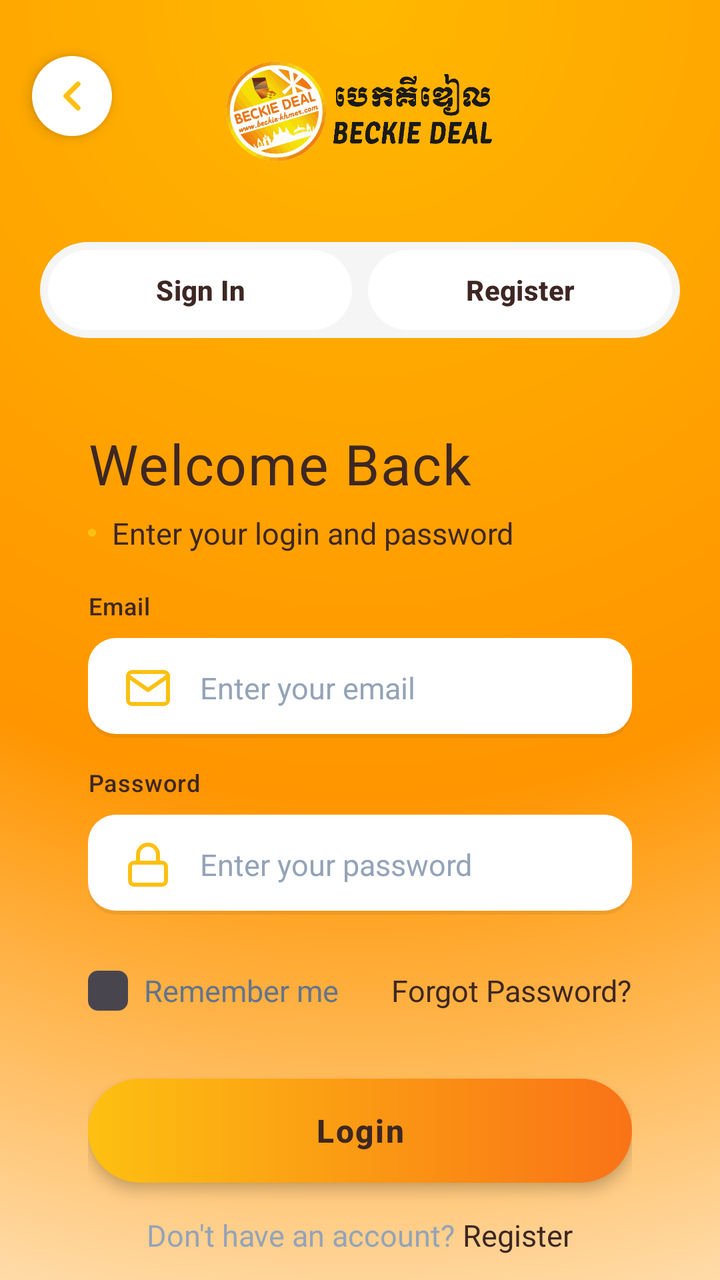
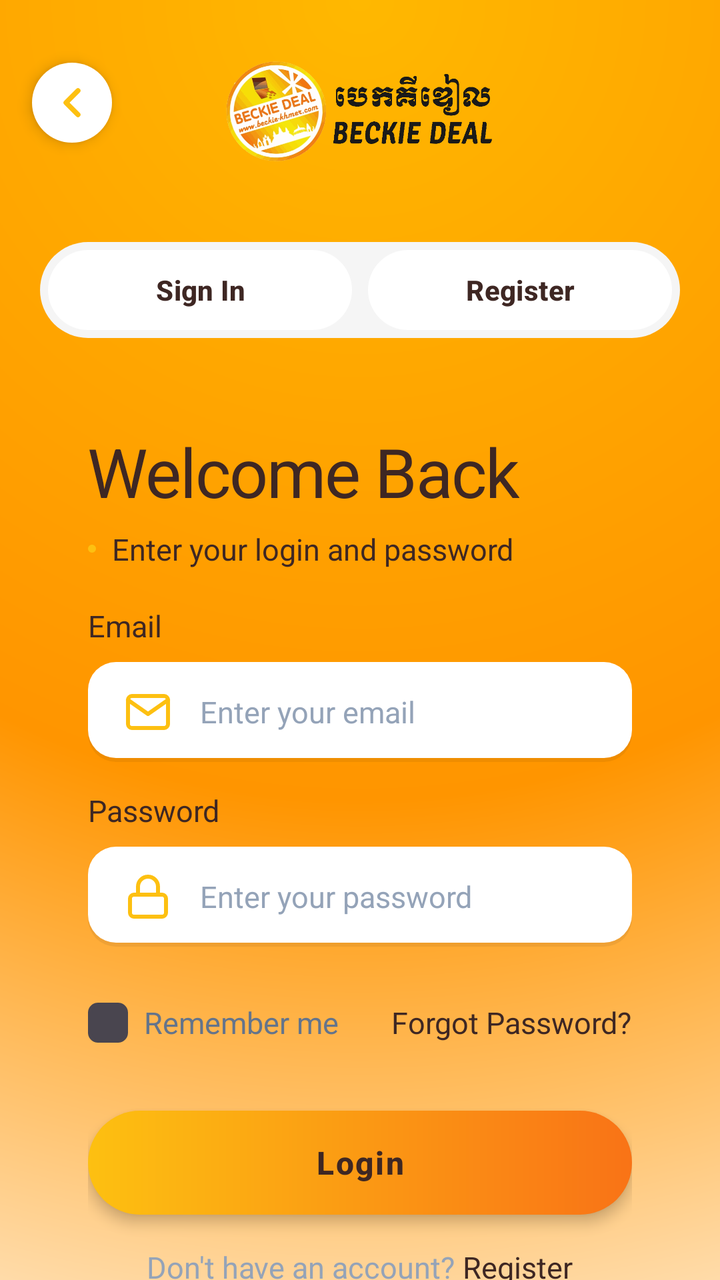

An Android layout rendered at two revisions. The XML below is the earlier revision; the diff shows what the commit changed to produce the second picture.
<!-- AndroidManifest.xml: application theme Theme.BeckieDealApp -->
<!-- res/layout/activity_login.xml -->
﻿<?xml version="1.0" encoding="utf-8"?>
<androidx.constraintlayout.widget.ConstraintLayout xmlns:android="http://schemas.android.com/apk/res/android"
    xmlns:app="http://schemas.android.com/apk/res-auto"
    xmlns:tools="http://schemas.android.com/tools"
    android:layout_width="match_parent"
    android:layout_height="match_parent"
    android:background="@drawable/login_radial_gradient_bg"
    android:fitsSystemWindows="true"
    tools:context=".LoginActivity">

    <androidx.core.widget.NestedScrollView
        android:layout_width="match_parent"
        android:layout_height="match_parent"
        android:fillViewport="true"
        android:overScrollMode="never">

        <LinearLayout
            android:layout_width="match_parent"
            android:layout_height="wrap_content"
            android:orientation="vertical">

            
            <FrameLayout
                android:id="@+id/loginHeaderWave"
                android:layout_width="match_parent"
                android:layout_height="wrap_content"
                android:paddingTop="20dp"
                android:paddingBottom="20dp">

                
                <ImageView
                    android:id="@+id/backButton"
                    android:layout_width="40dp"
                    android:layout_height="40dp"
                    android:layout_gravity="start|top"
                    android:layout_marginStart="16dp"
                    android:layout_marginTop="8dp"
                    android:padding="8dp"
                    android:src="@drawable/ic_arrow_left"
                    android:contentDescription="Back"
                    android:background="@drawable/login_logo_circle_bg"
                    android:elevation="4dp"
                    app:tint="@color/primary" />

                
                <LinearLayout
                    android:layout_width="wrap_content"
                    android:layout_height="wrap_content"
                    android:layout_gravity="center_horizontal"
                    android:layout_marginTop="8dp"
                    android:orientation="vertical">

                    <ImageView
                        android:layout_width="150dp"
                        android:layout_height="55dp"
                        android:layout_gravity="center_horizontal"
                        android:src="@drawable/logo_light"
                        android:scaleType="fitCenter"
                        android:contentDescription="Beckie Deal Logo" />

                </LinearLayout>

            </FrameLayout>

            
            <LinearLayout
                android:layout_width="match_parent"
                android:layout_height="wrap_content"
                android:layout_gravity="center_horizontal"
                android:layout_marginTop="18dp"
                android:layout_marginBottom="20dp"
                android:layout_marginHorizontal="20dp"
                android:background="@drawable/button_toggle_container_bg"
                android:orientation="horizontal"
                android:padding="4dp">

                
                <androidx.appcompat.widget.AppCompatButton
                    android:id="@+id/signInToggle"
                    android:layout_width="0dp"
                    android:layout_height="40dp"
                    android:layout_weight="1"
                    android:layout_marginEnd="4dp"
                    android:background="@drawable/button_toggle_signin_selector"
                    app:backgroundTint="@null"
                    android:text="Sign In"
                    android:textColor="@color/button_toggle_text_color"
                    android:textSize="14sp"
                    android:textStyle="bold"
                    android:stateListAnimator="@null" />

                
                <androidx.appcompat.widget.AppCompatButton
                    android:id="@+id/registerToggle"
                    android:layout_width="0dp"
                    android:layout_height="40dp"
                    android:layout_weight="1"
                    android:layout_marginStart="4dp"
                    android:background="@drawable/button_toggle_register_selector"
                    app:backgroundTint="@null"
                    android:text="Register"
                    android:textColor="@color/button_toggle_text_color"
                    android:textSize="14sp"
                    android:textStyle="bold"
                    android:stateListAnimator="@null" />

            </LinearLayout>

            
            <FrameLayout
                android:id="@+id/formContainer"
                android:layout_width="match_parent"
                android:layout_height="wrap_content"
                android:paddingHorizontal="20dp"
                android:paddingBottom="16dp">

                
                <LinearLayout
                    android:id="@+id/loginFormSection"
                    android:layout_width="match_parent"
                    android:layout_height="wrap_content"
                    android:orientation="vertical"
                    android:elevation="8dp"
                    android:paddingHorizontal="24dp"
                    android:paddingTop="24dp"
                    android:paddingBottom="24dp">

                    
                    <TextView
                        android:layout_width="wrap_content"
                        android:layout_height="wrap_content"
                        android:text="Welcome Back"
                        android:textAppearance="@style/TextAppearance.App.ScreenTitle"
                        android:textColor="@color/dark_brown"
                        android:letterSpacing="0.02" />

                    
                    <LinearLayout
                        android:layout_width="wrap_content"
                        android:layout_height="wrap_content"
                        android:layout_marginTop="6dp"
                        android:gravity="center_vertical"
                        android:orientation="horizontal">

                        <View
                            android:layout_width="4dp"
                            android:layout_height="4dp"
                            android:background="@drawable/login_logo_circle_bg"
                            android:backgroundTint="@color/primary" />

                        <TextView
                            android:layout_width="wrap_content"
                            android:layout_height="wrap_content"
                            android:layout_marginStart="8dp"
                            android:text="Enter your login and password"
                            android:textAppearance="@style/TextAppearance.App.Body"
                            android:textColor="@color/dark_brown" />
                    </LinearLayout>

                    
                    <TextView
                        android:layout_width="wrap_content"
                        android:layout_height="wrap_content"
                        android:layout_marginTop="18dp"
                        android:text="Email"
                        android:textAppearance="@style/TextAppearance.App.Label"
                        android:textAllCaps="false"
                        android:textColor="@color/dark_brown"
                        android:letterSpacing="0.03" />

                    <EditText
                        android:id="@+id/emailInput"
                        android:layout_width="match_parent"
                        android:layout_height="50dp"
                        android:layout_marginTop="8dp"
                        android:background="@drawable/login_input_background_white"
                        android:drawableStart="@drawable/ic_email"
                        android:drawableTint="@color/primary"
                        android:drawablePadding="14dp"
                        android:hint="Enter your email"
                        android:inputType="textEmailAddress"
                        android:paddingHorizontal="18dp"
                        android:textAppearance="@style/TextAppearance.App.CardProductName"
                        android:textColorHint="@color/text_muted" />

                    
                    <TextView
                        android:layout_width="wrap_content"
                        android:layout_height="wrap_content"
                        android:layout_marginTop="14dp"
                        android:text="Password"
                        android:textAppearance="@style/TextAppearance.App.Label"
                        android:textAllCaps="false"
                        android:textColor="@color/dark_brown"
                        android:letterSpacing="0.03" />

                    <EditText
                        android:id="@+id/passwordInput"
                        android:layout_width="match_parent"
                        android:layout_height="50dp"
                        android:layout_marginTop="8dp"
                        android:background="@drawable/login_input_background_white"
                        android:drawableStart="@drawable/ic_lock"
                        android:drawableTint="@color/primary"
                        android:drawablePadding="14dp"
                        android:hint="Enter your password"
                        android:inputType="textPassword"
                        android:paddingHorizontal="18dp"
                        android:textAppearance="@style/TextAppearance.App.CardProductName"
                        android:textColorHint="@color/text_muted" />

                    
                    <LinearLayout
                        android:layout_width="match_parent"
                        android:layout_height="wrap_content"
                        android:layout_marginTop="14dp"
                        android:gravity="center_vertical"
                        android:orientation="horizontal">

                        <CheckBox
                            android:id="@+id/rememberMe"
                            android:layout_width="wrap_content"
                            android:layout_height="wrap_content"
                            android:button="@drawable/login_checkbox_selector"
                            android:paddingStart="8dp"
                            android:text="Remember me"
                            android:textAppearance="@style/TextAppearance.App.Body"
                            android:textColor="@color/text_secondary" />

                        <View
                            android:layout_width="0dp"
                            android:layout_height="0dp"
                            android:layout_weight="1" />

                        <TextView
                            android:id="@+id/forgotPassword"
                            android:layout_width="wrap_content"
                            android:layout_height="wrap_content"
                            android:text="Forgot Password?"
                            android:textAppearance="@style/TextAppearance.App.CardPrice"
                            android:textColor="@color/dark_brown" />

                    </LinearLayout>

                    
                    <androidx.appcompat.widget.AppCompatButton
                        android:id="@+id/loginButton"
                        android:layout_width="match_parent"
                        android:layout_height="52dp"
                        android:layout_marginTop="20dp"
                        android:background="@drawable/login_button_rounded_bg"
                        app:backgroundTint="@null"
                        android:text="Login"
                        android:textAllCaps="false"
                        android:textColor="@color/dark_brown"
                        android:textSize="16sp"
                        android:textStyle="bold"
                        android:letterSpacing="0.05"
                        android:elevation="4dp"
                        android:stateListAnimator="@null" />

                    
                    <LinearLayout
                        android:layout_width="wrap_content"
                        android:layout_height="wrap_content"
                        android:layout_gravity="center"
                        android:layout_marginTop="16dp"
                        android:orientation="horizontal">

                        <TextView
                            android:layout_width="wrap_content"
                            android:layout_height="wrap_content"
                            android:text="Don't have an account? "
                            android:textAppearance="@style/TextAppearance.App.Body"
                            android:textColor="@color/text_muted" />

                        <TextView
                            android:id="@+id/registerLink"
                            android:layout_width="wrap_content"
                            android:layout_height="wrap_content"
                            android:text="Register"
                            android:textAppearance="@style/TextAppearance.App.CardPrice"
                            android:textColor="@color/dark_brown" />

                    </LinearLayout>

                </LinearLayout>

                
                <LinearLayout
                    android:id="@+id/registerFormSection"
                    android:layout_width="match_parent"
                    android:layout_height="wrap_content"
                    android:orientation="vertical"
                    android:elevation="8dp"
                    android:paddingHorizontal="24dp"
                    android:paddingTop="24dp"
                    android:paddingBottom="24dp"
                    android:visibility="gone">

                    
                    <TextView
                        android:layout_width="wrap_content"
                        android:layout_height="wrap_content"
                        android:text="Create Account"
                        android:textAppearance="@style/TextAppearance.App.ScreenTitle"
                        android:textColor="@color/dark_brown"
                        android:letterSpacing="0.02" />

                    
                    <TextView
                        android:layout_width="wrap_content"
                        android:layout_height="wrap_content"
                        android:layout_marginTop="6dp"
                        android:text="Join us to get the best deals"
                        android:textAppearance="@style/TextAppearance.App.Body"
                        android:textColor="@color/dark_brown" />

                    
                    <TextView
                        android:layout_width="wrap_content"
                        android:layout_height="wrap_content"
                        android:layout_marginTop="18dp"
                        android:text="Full Name"
                        android:textAppearance="@style/TextAppearance.App.Label"
                        android:textColor="@color/dark_brown" />

                    <EditText
                        android:id="@+id/nameInput"
                        android:layout_width="match_parent"
                        android:layout_height="50dp"
                        android:layout_marginTop="8dp"
                        android:background="@drawable/login_input_background_white"
                        android:drawableStart="@drawable/ic_account"
                        android:drawableTint="@color/primary"
                        android:drawablePadding="14dp"
                        android:hint="Enter your full name"
                        android:inputType="textPersonName"
                        android:paddingHorizontal="18dp" />

                    
                    <TextView
                        android:layout_width="wrap_content"
                        android:layout_height="wrap_content"
                        android:layout_marginTop="14dp"
                        android:text="Email"
                        android:textAppearance="@style/TextAppearance.App.Label"
                        android:textColor="@color/dark_brown" />

                    <EditText
                        android:id="@+id/regEmailInput"
                        android:layout_width="match_parent"
                        android:layout_height="50dp"
                        android:layout_marginTop="8dp"
                        android:background="@drawable/login_input_background_white"
                        android:drawableStart="@drawable/ic_email"
                        android:drawableTint="@color/primary"
                        android:drawablePadding="14dp"
                        android:hint="Enter your email"
                        android:inputType="textEmailAddress"
                        android:paddingHorizontal="18dp" />

                    
                    <TextView
                        android:layout_width="wrap_content"
                        android:layout_height="wrap_content"
                        android:layout_marginTop="14dp"
                        android:text="Password"
                        android:textAppearance="@style/TextAppearance.App.Label"
                        android:textColor="@color/dark_brown" />

                    <EditText
                        android:id="@+id/regPasswordInput"
                        android:layout_width="match_parent"
                        android:layout_height="50dp"
                        android:layout_marginTop="8dp"
                        android:background="@drawable/login_input_background_white"
                        android:drawableStart="@drawable/ic_lock"
                        android:drawableTint="@color/primary"
                        android:drawablePadding="14dp"
                        android:hint="Create a password"
                        android:inputType="textPassword"
                        android:paddingHorizontal="18dp" />

                    
                    <androidx.appcompat.widget.AppCompatButton
                        android:id="@+id/registerButton"
                        android:layout_width="match_parent"
                        android:layout_height="52dp"
                        android:layout_marginTop="24dp"
                        android:background="@drawable/login_button_rounded_bg"
                        app:backgroundTint="@null"
                        android:text="Sign Up"
                        android:textAllCaps="false"
                        android:textColor="@color/dark_brown"
                        android:textSize="16sp"
                        android:textStyle="bold"
                        android:letterSpacing="0.05"
                        android:elevation="4dp"
                        android:stateListAnimator="@null" />

                    
                    <LinearLayout
                        android:layout_width="wrap_content"
                        android:layout_height="wrap_content"
                        android:layout_gravity="center"
                        android:layout_marginTop="16dp"
                        android:orientation="horizontal">

                        <TextView
                            android:layout_width="wrap_content"
                            android:layout_height="wrap_content"
                            android:text="Already have an account? "
                            android:textAppearance="@style/TextAppearance.App.Body"
                            android:textColor="@color/text_muted" />

                        <TextView
                            android:id="@+id/loginLink"
                            android:layout_width="wrap_content"
                            android:layout_height="wrap_content"
                            android:text="Login"
                            android:textAppearance="@style/TextAppearance.App.CardPrice"
                            android:textColor="@color/dark_brown" />
                    </LinearLayout>
                </LinearLayout>
            </FrameLayout>

        </LinearLayout>
    </androidx.core.widget.NestedScrollView>

    <ProgressBar
        android:id="@+id/loginProgressBar"
        android:layout_width="wrap_content"
        android:layout_height="wrap_content"
        android:visibility="gone"
        android:elevation="10dp"
        app:layout_constraintBottom_toBottomOf="parent"
        app:layout_constraintEnd_toEndOf="parent"
        app:layout_constraintStart_toStartOf="parent"
        app:layout_constraintTop_toTopOf="parent" />

</androidx.constraintlayout.widget.ConstraintLayout>
<!-- resources referenced by this layout -->
<resources>
  <color name="dark_brown">#3E2723</color>
  <color name="primary">#FDC011</color>
  <color name="text_muted">#94A3B8</color>
  <color name="text_secondary">#64748B</color>
  <!-- drawable button_toggle_container_bg (drawable) -->
  <?xml version="1.0" encoding="utf-8"?>
  <shape xmlns:android="http://schemas.android.com/apk/res/android">
      <solid android:color="#F5F5F5" />
      <corners android:radius="28dp" />
  </shape>
  <!-- drawable login_logo_circle_bg (drawable) -->
  <?xml version="1.0" encoding="utf-8"?>
  <shape xmlns:android="http://schemas.android.com/apk/res/android"
      android:shape="oval">
      <solid android:color="@color/white_fixed" />
      <size
          android:width="100dp"
          android:height="100dp" />
  </shape>
  <style name="TextAppearance.App.CardPrice" parent="TextAppearance.Material3.BodyLarge">
          <item name="android:fontFamily">@font/synonym_semibold</item>
          <item name="android:textSize">15sp</item>
          <item name="android:letterSpacing">0</item>
          <item name="android:textColor">@color/text_primary</item>
      </style>
  <style name="TextAppearance.App.CardProductName" parent="TextAppearance.Material3.BodyLarge">
          <item name="android:fontFamily">@font/synonym_medium</item>
          <item name="android:textSize">15sp</item>
          <item name="android:letterSpacing">0</item>
          <item name="android:textColor">@color/text_primary</item>
      </style>
  <style name="Theme.BeckieDealApp" parent="Base.Theme.BeckieDealApp">
          <item name="buttonStyle">@style/Widget.App.Button</item>
          <item name="materialButtonStyle">@style/Widget.App.Button</item>
      </style>
  <color name="border_color">#E2E8F0</color>
  <color name="white_fixed">#FFFFFF</color>
  <color name="text_primary">#1E293B</color>
  <style name="Widget.App.Button" parent="Widget.Material3.Button">
          <item name="shapeAppearance">@style/ShapeAppearance.App.Button.Pill</item>
          <item name="android:textAppearance">@style/TextAppearance.App.Button</item>
      </style>
  <color name="on_primary">#FFFFFF</color>
  <color name="primary_container">#FDC011</color>
  <color name="on_primary_container">#582200</color>
  <color name="background">#F9F9F7</color>
  <color name="surface">#FFFFFF</color>
  <color name="on_surface">#251913</color>
  <style name="TextAppearance.App.PriceHero" parent="TextAppearance.Material3.TitleLarge">
          <item name="android:fontFamily">@font/amulya_bold</item>
          <item name="android:textSize">22sp</item>
          <item name="android:letterSpacing">-0.01</item>
          <item name="android:textColor">@color/text_primary</item>
      </style>
  <style name="TextAppearance.App.Button" parent="TextAppearance.Material3.LabelLarge">
          <item name="android:fontFamily">@font/synonym_semibold</item>
          <item name="android:textSize">15sp</item>
          <item name="android:letterSpacing">0.01</item>
          <item name="android:textAllCaps">false</item>
      </style>
  <style name="ShapeAppearance.App.Button.Pill" parent="">
          <item name="cornerFamily">rounded</item>
          <item name="cornerSize">50%</item>
      </style>
  <color name="nav_indicator_fill">#FFF1EB</color>
  <style name="ShapeAppearance.App.BottomNav.ActiveIndicator" parent="">
          <item name="cornerFamily">rounded</item>
          <item name="cornerSize">50%</item>
      </style>
  <!-- unchanged entries left out for length: 20 -->
</resources>

<!-- the commit's change to res/layout/activity_login.xml (unified diff, before → after) -->
@@ -32,14 +32,13 @@
                     android:id="@+id/backButton"
                     android:layout_width="40dp"
                     android:layout_height="40dp"
-                    android:layout_gravity="start|top"
+                    android:layout_gravity="start|center_vertical"
                     android:layout_marginStart="16dp"
-                    android:layout_marginTop="8dp"
+                    android:background="@drawable/login_logo_circle_bg"
+                    android:contentDescription="Back"
+                    android:elevation="4dp"
                     android:padding="8dp"
                     android:src="@drawable/ic_arrow_left"
-                    android:contentDescription="Back"
-                    android:background="@drawable/login_logo_circle_bg"
-                    android:elevation="4dp"
                     app:tint="@color/primary" />
 
                 
@@ -130,9 +129,8 @@
                         android:layout_width="wrap_content"
                         android:layout_height="wrap_content"
                         android:text="Welcome Back"
-                        android:textAppearance="@style/TextAppearance.App.ScreenTitle"
-                        android:textColor="@color/dark_brown"
-                        android:letterSpacing="0.02" />
+                        android:textAppearance="@style/TextAppearance.App.AuthTitle"
+                        android:textColor="@color/dark_brown" />
 
                     
                     <LinearLayout
@@ -163,10 +161,8 @@
                         android:layout_height="wrap_content"
                         android:layout_marginTop="18dp"
                         android:text="Email"
-                        android:textAppearance="@style/TextAppearance.App.Label"
-                        android:textAllCaps="false"
-                        android:textColor="@color/dark_brown"
-                        android:letterSpacing="0.03" />
+                        android:textAppearance="@style/TextAppearance.App.CardPrice"
+                        android:textColor="@color/dark_brown" />
 
                     <EditText
                         android:id="@+id/emailInput"
@@ -189,10 +185,8 @@
                         android:layout_height="wrap_content"
                         android:layout_marginTop="14dp"
                         android:text="Password"
-                        android:textAppearance="@style/TextAppearance.App.Label"
-                        android:textAllCaps="false"
-                        android:textColor="@color/dark_brown"
-                        android:letterSpacing="0.03" />
+                        android:textAppearance="@style/TextAppearance.App.CardPrice"
+                        android:textColor="@color/dark_brown" />
 
                     <EditText
                         android:id="@+id/passwordInput"
@@ -303,9 +297,8 @@
                         android:layout_width="wrap_content"
                         android:layout_height="wrap_content"
                         android:text="Create Account"
-                        android:textAppearance="@style/TextAppearance.App.ScreenTitle"
-                        android:textColor="@color/dark_brown"
-                        android:letterSpacing="0.02" />
+                        android:textAppearance="@style/TextAppearance.App.AuthTitle"
+                        android:textColor="@color/dark_brown" />
 
                     
                     <TextView
@@ -322,7 +315,7 @@
                         android:layout_height="wrap_content"
                         android:layout_marginTop="18dp"
                         android:text="Full Name"
-                        android:textAppearance="@style/TextAppearance.App.Label"
+                        android:textAppearance="@style/TextAppearance.App.CardPrice"
                         android:textColor="@color/dark_brown" />
 
                     <EditText
@@ -344,7 +337,7 @@
                         android:layout_height="wrap_content"
                         android:layout_marginTop="14dp"
                         android:text="Email"
-                        android:textAppearance="@style/TextAppearance.App.Label"
+                        android:textAppearance="@style/TextAppearance.App.CardPrice"
                         android:textColor="@color/dark_brown" />
 
                     <EditText
@@ -366,7 +359,7 @@
                         android:layout_height="wrap_content"
                         android:layout_marginTop="14dp"
                         android:text="Password"
-                        android:textAppearance="@style/TextAppearance.App.Label"
+                        android:textAppearance="@style/TextAppearance.App.CardPrice"
                         android:textColor="@color/dark_brown" />
 
                     <EditText
<!-- resource entries referenced after the edit -->
@@ -19,6 +19,12 @@
           android:width="100dp"
           android:height="100dp" />
   </shape>
+  <style name="TextAppearance.App.AuthTitle" parent="TextAppearance.Material3.HeadlineLarge">
+          <item name="android:fontFamily">@font/amulya_bold</item>
+          <item name="android:textSize">34sp</item>
+          <item name="android:letterSpacing">-0.02</item>
+          <item name="android:textColor">@color/text_primary</item>
+      </style>
   <style name="TextAppearance.App.CardPrice" parent="TextAppearance.Material3.BodyLarge">
           <item name="android:fontFamily">@font/synonym_semibold</item>
           <item name="android:textSize">15sp</item>
